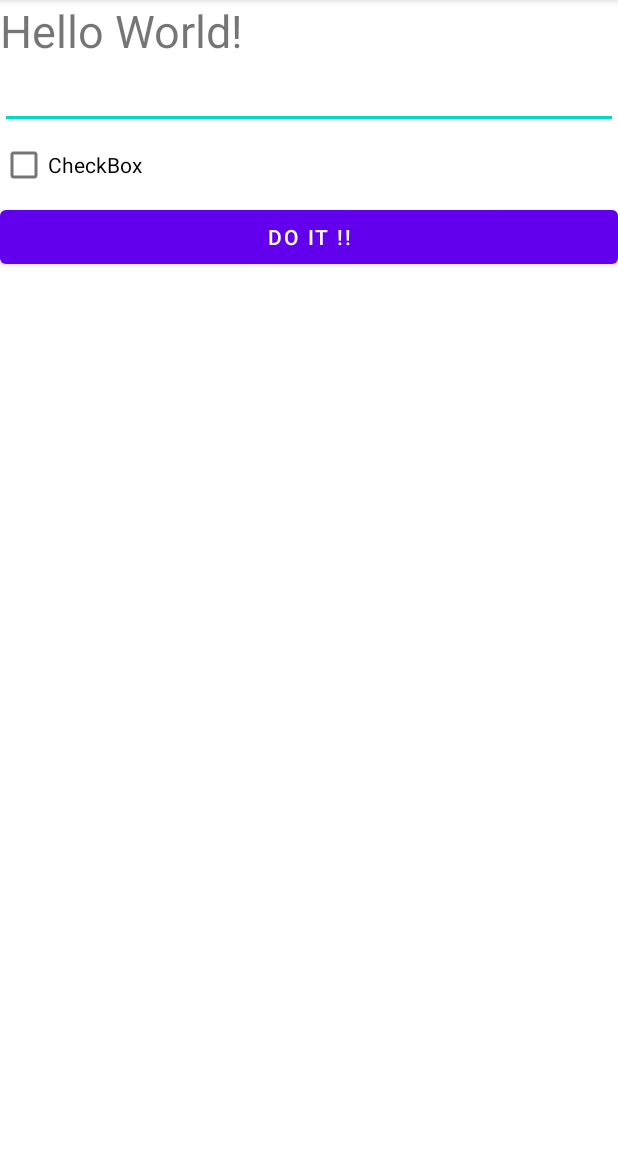
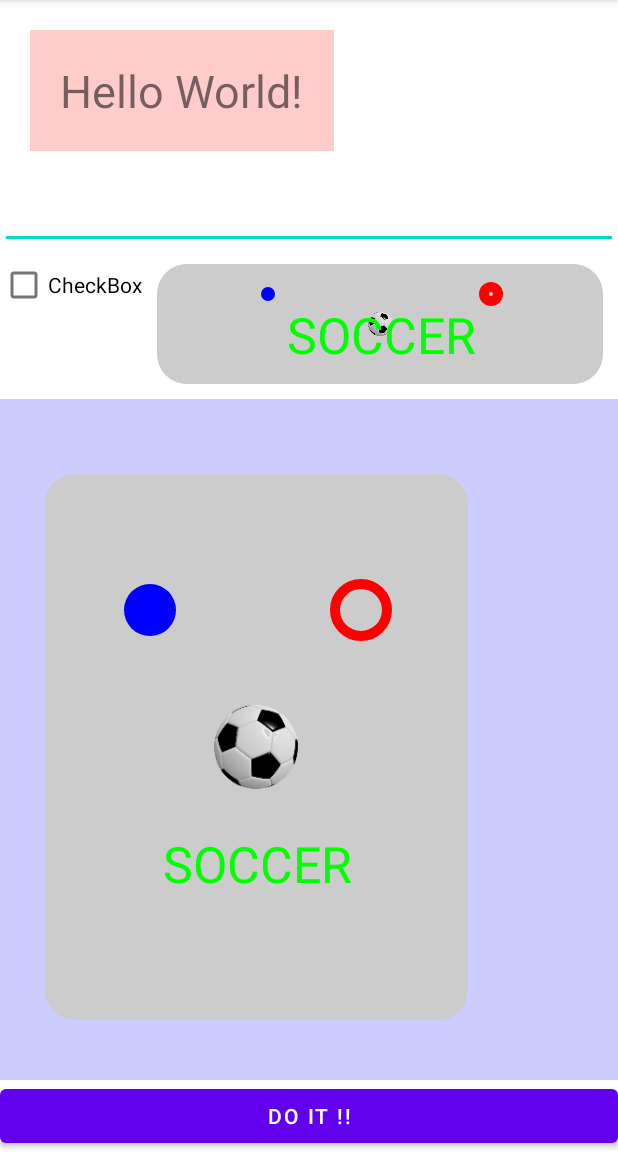
Before and after one commit to LaivY/SPGP, an Android app: the screen it shows after launch (MainActivity), on a phone screen of 412 x 824 dp, the part 84-1236 px from its top. Run offline under Robolectric (Android 15) with nearby library versions, the phone set to English and light mode, and no system bars.

Commit message:
MoreControls
게임뷰 생성, 원, 축구공, 텍스트 그리기

```diff
--- /dev/null
+++ b/MoreControls/app/src/main/java/com/laivy/morecontrols/GameView.java
@@ -0,0 +1,101 @@
+package com.laivy.morecontrols;
+
+import android.content.Context;
+import android.content.res.Resources;
+import android.graphics.Bitmap;
+import android.graphics.BitmapFactory;
+import android.graphics.Canvas;
+import android.graphics.Color;
+import android.graphics.Paint;
+import android.graphics.Rect;
+import android.util.AttributeSet;
+import android.view.View;
+
+import androidx.annotation.Nullable;
+
+public class GameView extends View {
+    private Paint paint = new Paint();
+    private Bitmap soccerBitmap;
+    private Rect soccerSrcRect = new Rect();
+    private Rect soccerDstRect = new Rect();
+    private Paint leftCirclePaint = new Paint();
+    private Paint rightCirclePaint = new Paint();
+    private Paint textPaint = new Paint();
+    private Rect textExtentRect = new Rect();
+
+    public GameView(Context context, @Nullable AttributeSet attrs) {
+        super(context, attrs);
+        initView();
+    }
+
+    private void initView() {
+        paint.setColor(0xFFCCCCCC);
+        leftCirclePaint.setColor(Color.BLUE);
+        rightCirclePaint.setColor(Color.RED);
+        rightCirclePaint.setStyle(Paint.Style.STROKE);
+        rightCirclePaint.setStrokeWidth(10);
+        textPaint.setColor(Color.GREEN);
+        textPaint.setTextSize(50);
+        Resources res = getResources();
+        soccerBitmap = BitmapFactory.decodeResource(res, R.mipmap.soccer_ball_240);
+        soccerSrcRect.set(0, 0, soccerBitmap.getWidth(), soccerBitmap.getHeight());
+    }
+
+    @Override
+    protected void onDraw(Canvas canvas) {
+        //super.onDraw(canvas);
+        //Paint paint = new Paint();
+        int width = getWidth();
+        int height = getHeight();
+        int paddingLeft = getPaddingLeft();
+        int paddingRight = getPaddingRight();
+        int paddingTop = getPaddingTop();
+        int paddingBottom = getPaddingBottom();
+
+        int contentWidth = width - paddingLeft - paddingRight;
+        int contentHeight = height - paddingTop - paddingBottom;
+
+        int size = Math.min(contentWidth, contentHeight);
+        int centerX = paddingLeft + contentWidth / 2;
+        int centerY = paddingTop + contentHeight / 2;
+
+        drawBackground(canvas, paddingLeft, paddingTop, contentWidth, contentHeight);
+        drawSoccerBall(canvas, size, centerX, centerY);
+        drawLeftCircle(canvas, paddingLeft, paddingTop, contentWidth, contentHeight, size);
+        drawRightCircle(canvas, paddingTop, contentWidth, contentHeight, centerX, size);
+        drawCenterText(canvas, contentHeight, centerX, centerY);
+    }
+
+    private void drawBackground(Canvas canvas, int paddingLeft, int paddingTop, int contentWidth, int contentHeight) {
+        canvas.drawRoundRect(paddingLeft, paddingTop, paddingLeft + contentWidth, paddingTop + contentHeight, 30, 30, paint);
+    }
+
+    private void drawSoccerBall(Canvas canvas, int size, int centerX, int centerY) {
+        int ballRadius = size / 10;
+        soccerDstRect.set(centerX - ballRadius, centerY - ballRadius,
+                         centerX + ballRadius, centerY + ballRadius);
+        canvas.drawBitmap(soccerBitmap, soccerSrcRect, soccerDstRect, paint);
+    }
+
+    private void drawLeftCircle(Canvas canvas, int paddingLeft, int paddingTop, int contentWidth, int contentHeight, int size) {
+        int leftCenterX = paddingLeft + contentWidth / 4;
+        int leftCenterY = paddingTop + contentHeight / 4;
+        int circleRadius = size / 16;
+        canvas.drawCircle(leftCenterX, leftCenterY, circleRadius, leftCirclePaint);
+    }
+
+    private void drawRightCircle(Canvas canvas, int paddingTop, int contentWidth, int contentHeight, int centerX, int size) {
+        int rightCenterX = centerX + contentWidth / 4;
+        int rightCenterY = paddingTop + contentHeight / 4;
+        int circleRadius = size / 16;
+        canvas.drawCircle(rightCenterX, rightCenterY, circleRadius, rightCirclePaint);
+    }
+
+    private void drawCenterText(Canvas canvas, int contentHeight, int centerX, int centerY) {
+        String text = "SOCCER";
+        textPaint.getTextBounds(text, 0, text.length(), textExtentRect);
+        int textX = centerX - textExtentRect.width() / 2;
+        int textY = centerY + contentHeight / 4;
+        canvas.drawText(text, textX, textY, textPaint);
+    }
+}
--- a/MoreControls/app/src/main/res/layout/activity_main.xml
+++ b/MoreControls/app/src/main/res/layout/activity_main.xml
@@ -13,18 +13,42 @@
         android:layout_height="wrap_content"
         android:text="Hello World!"
         android:textSize="30sp"
+        android:background="#fcc"
+        android:layout_margin="20dp"
+        android:padding="20dp"
         />
     <EditText
         android:id="@+id/nameEdit"
         android:layout_width="match_parent"
         android:layout_height="wrap_content"
         />
-    <CheckBox
-        android:id="@+id/checkbox"
+    <LinearLayout
         android:layout_width="match_parent"
         android:layout_height="wrap_content"
-        android:text="@string/checkbox"
-        android:onClick="onCheckbox"
+        >
+        <CheckBox
+            android:id="@+id/checkbox"
+            android:layout_width="wrap_content"
+            android:layout_height="wrap_content"
+            android:text="@string/checkbox"
+            android:onClick="onCheckbox"
+            />
+        <com.laivy.morecontrols.GameView
+            android:layout_width="match_parent"
+            android:layout_height="100dp"
+            android:layout_weight="1"
+            android:padding="10dp"
+            />
+    </LinearLayout>
+    <com.laivy.morecontrols.GameView
+        android:layout_width="match_parent"
+        android:layout_height="match_parent"
+        android:layout_weight="1"
+        android:paddingLeft="30dp"
+        android:paddingRight="100dp"
+        android:paddingTop="50dp"
+        android:paddingBottom="40dp"
+        android:background="#ccf"
         />
     <Button
         android:layout_width="match_parent"
```
Also changed, not shown: MoreControls/app/src/main/res/mipmap-xxxhdpi/soccer_ball_240.png (added).
